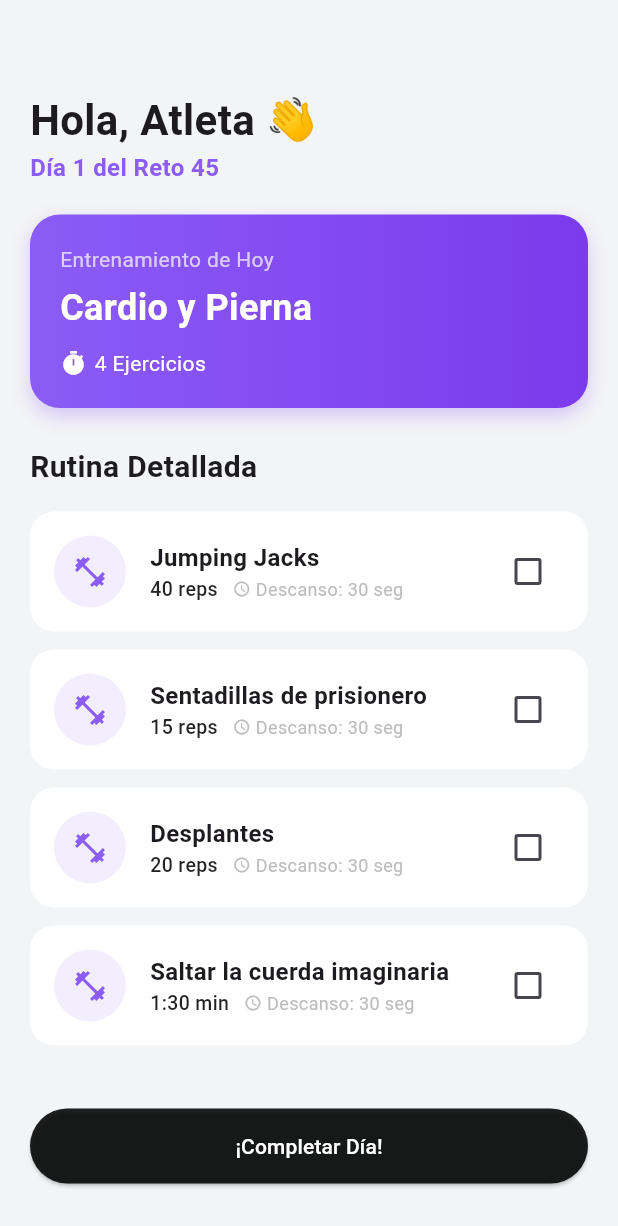
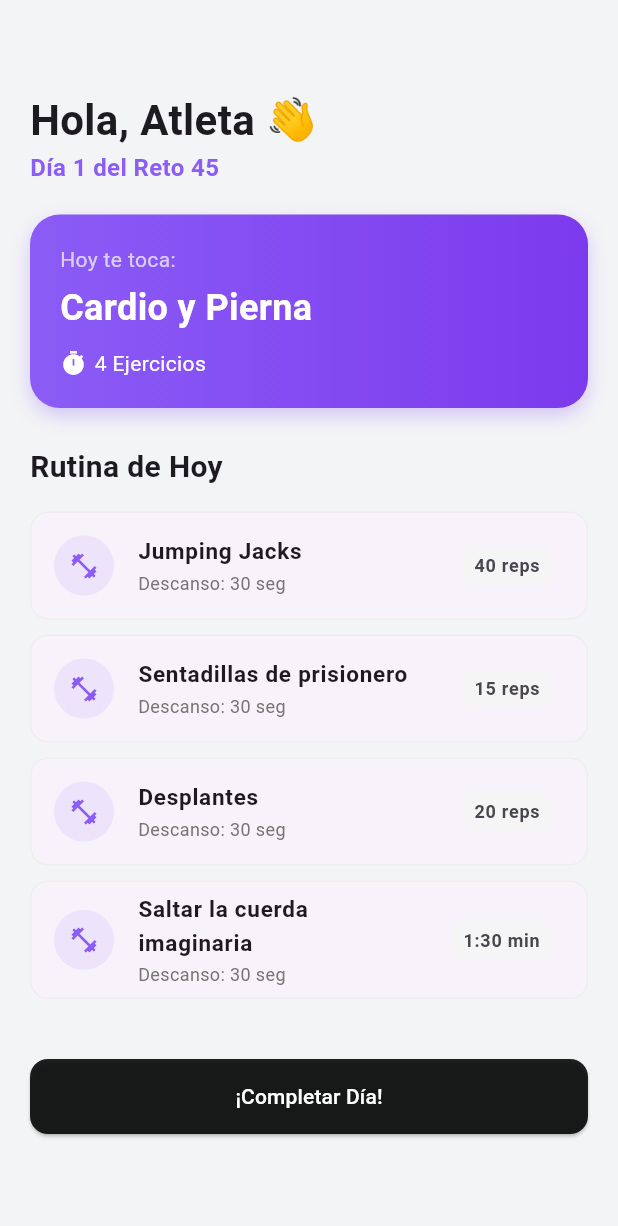
Before and after one commit to PABM25/bio_sync, a Flutter app: the DashboardScreen screen opened directly, on a phone screen of 412 x 824 dp. Shown: the top 1226 px of the screen. Run offline on Flutter 3.47's test engine with Material 3 defaults, Android fonts, the phone set to English and light mode, and no system bars; our stand-ins replace cloud_firestore, firebase_auth, firebase_core, fl_chart, flutter_dotenv, google_generative_ai; accounts and stored records are empty.

Commit message:
feat: Add Firebase authentication, user profile management, login/registration screen, and dashboard UI.

```diff
--- a/lib/presentation/screens/dashboard_screen.dart
+++ b/lib/presentation/screens/dashboard_screen.dart
@@ -1,27 +1,31 @@
+import 'package:fl_chart/fl_chart.dart';
 import 'package:flutter/material.dart';
 import 'package:provider/provider.dart';
-import '../providers/data_provider.dart';
+import '../providers/data_provider.dart'; // Importamos el cerebro de datos
 
 class DashboardScreen extends StatelessWidget {
   const DashboardScreen({super.key});
 
   @override
   Widget build(BuildContext context) {
-    // Consumimos los datos reales
+    // 1. Obtenemos los datos del Provider
     final data = Provider.of<DataProvider>(context);
-    final rutina = data.rutinaHoy;
+    final rutina = data.rutinaHoy; // La rutina específica del día actual
 
     return Scaffold(
       backgroundColor: const Color(0xFFF3F4F6),
       body: data.isLoading
-          ? const Center(child: CircularProgressIndicator())
+          ? const Center(
+              child: CircularProgressIndicator(),
+            ) // Si está cargando, muestra círculo
           : SingleChildScrollView(
               padding: const EdgeInsets.all(20),
               child: Column(
                 crossAxisAlignment: CrossAxisAlignment.start,
                 children: [
                   const SizedBox(height: 40),
-                  // Saludo Personalizado
+
+                  // 2. Saludo Personalizado con el nombre real
                   Text(
                     "Hola, ${data.userName} 👋",
                     style: const TextStyle(
@@ -40,7 +44,7 @@ class DashboardScreen extends StatelessWidget {
 
                   const SizedBox(height: 20),
 
-                  // Tarjeta Principal de Hoy
+                  // 3. Tarjeta Principal: Muestra el enfoque de hoy (ej: "Cardio y Pierna")
                   Container(
                     width: double.infinity,
                     padding: const EdgeInsets.all(20),
@@ -61,12 +65,13 @@ class DashboardScreen extends StatelessWidget {
                       crossAxisAlignment: CrossAxisAlignment.start,
                       children: [
                         const Text(
-                          "Entrenamiento de Hoy",
+                          "Hoy te toca:",
                           style: TextStyle(color: Colors.white70, fontSize: 14),
                         ),
                         const SizedBox(height: 5),
+                        // Aquí mostramos el "enfoque" del JSON
                         Text(
-                          rutina?.enfoque ?? "Descanso",
+                          rutina?.enfoque ?? "Descanso / Fin del Reto",
                           style: const TextStyle(
                             color: Colors.white,
                             fontSize: 24,
@@ -94,104 +99,97 @@ class DashboardScreen extends StatelessWidget {
 
                   const SizedBox(height: 25),
                   const Text(
-                    "Rutina Detallada",
+                    "Rutina de Hoy",
                     style: TextStyle(fontSize: 20, fontWeight: FontWeight.bold),
                   ),
                   const SizedBox(height: 15),
 
-                  // LISTA DINÁMICA DE EJERCICIOS (Desde JSON)
+                  // 4. Lista Dinámica: Genera una tarjeta por cada ejercicio en el JSON
                   if (rutina != null)
                     ...rutina.ejercicios.map(
                       (ejercicio) => _buildExerciseItem(
                         ejercicio.nombre,
                         ejercicio.descanso,
-                        ejercicio.detalle,
-                        false, // Aquí podrías conectar un estado de completado
+                        ejercicio.detalle, // "20 reps" o "1 min"
                       ),
+                    )
+                  else
+                    const Center(
+                      child: Text("¡Felicidades! Has completado el reto."),
                     ),
 
                   const SizedBox(height: 30),
-                  // Botón para completar día
+
+                  // 5. Botón para avanzar al siguiente día
                   SizedBox(
                     width: double.infinity,
                     child: ElevatedButton(
-                      onPressed: () => data.completeDay(),
+                      onPressed: () {
+                        // Llama a la lógica para sumar un día
+                        data.completeDay();
+                        ScaffoldMessenger.of(context).showSnackBar(
+                          const SnackBar(
+                            content: Text(
+                              "¡Día completado! Mañana más fuerte 💪",
+                            ),
+                          ),
+                        );
+                      },
                       style: ElevatedButton.styleFrom(
                         backgroundColor: Colors.black87,
                         foregroundColor: Colors.white,
                         padding: const EdgeInsets.symmetric(vertical: 15),
+                        shape: RoundedRectangleBorder(
+                          borderRadius: BorderRadius.circular(12),
+                        ),
                       ),
                       child: const Text("¡Completar Día!"),
                     ),
                   ),
+                  const SizedBox(height: 20),
                 ],
               ),
             ),
     );
   }
 
-  Widget _buildExerciseItem(
-    String name,
-    String descanso,
-    String detalle,
-    bool completed,
-  ) {
-    return Container(
-      margin: const EdgeInsets.only(bottom: 12),
-      padding: const EdgeInsets.all(16),
-      decoration: BoxDecoration(
-        color: Colors.white,
-        borderRadius: BorderRadius.circular(16),
+  // Widget auxiliar para dibujar cada fila de ejercicio
+  Widget _buildExerciseItem(String name, String descanso, String detalle) {
+    return Card(
+      elevation: 0,
+      margin: const EdgeInsets.only(bottom: 10),
+      shape: RoundedRectangleBorder(
+        borderRadius: BorderRadius.circular(12),
+        side: BorderSide(color: Colors.grey.shade200),
       ),
-      child: Row(
-        children: [
-          Container(
-            padding: const EdgeInsets.all(12),
-            decoration: BoxDecoration(
-              color: const Color(0xFF8B5CF6).withOpacity(0.1),
-              shape: BoxShape.circle,
-            ),
-            child: const Icon(Icons.fitness_center, color: Color(0xFF8B5CF6)),
+      child: ListTile(
+        leading: CircleAvatar(
+          backgroundColor: const Color(0xFF8B5CF6).withOpacity(0.1),
+          child: const Icon(
+            Icons.fitness_center,
+            color: Color(0xFF8B5CF6),
+            size: 20,
           ),
-          const SizedBox(width: 16),
-          Expanded(
-            child: Column(
-              crossAxisAlignment: CrossAxisAlignment.start,
-              children: [
-                Text(
-                  name,
-                  style: const TextStyle(
-                    fontWeight: FontWeight.bold,
-                    fontSize: 16,
-                  ),
-                ),
-                Row(
-                  children: [
-                    Text(
-                      detalle,
-                      style: const TextStyle(
-                        color: Colors.black87,
-                        fontWeight: FontWeight.w500,
-                        fontSize: 13,
-                      ),
-                    ),
-                    const SizedBox(width: 10),
-                    Icon(Icons.access_time, size: 12, color: Colors.grey[400]),
-                    Text(
-                      " Descanso: $descanso",
-                      style: TextStyle(color: Colors.grey[400], fontSize: 12),
-                    ),
-                  ],
-                ),
-              ],
-            ),
+        ),
+        title: Text(
+          name,
+          style: const TextStyle(fontWeight: FontWeight.bold, fontSize: 15),
+        ),
+        subtitle: Text(
+          "Descanso: $descanso",
+          style: TextStyle(color: Colors.grey[600], fontSize: 12),
+        ),
+        trailing: Container(
+          padding: const EdgeInsets.symmetric(horizontal: 8, vertical: 4),
+          decoration: BoxDecoration(
+            color: Colors.grey[100],
+            borderRadius: BorderRadius.circular(8),
           ),
-          Checkbox(
-            value: completed,
-            onChanged: (v) {},
-            activeColor: const Color(0xFF8B5CF6),
+          child: Text(
+            detalle,
+            style: const TextStyle(fontWeight: FontWeight.bold, fontSize: 12),
           ),
-        ],
+        ),
       ),
     );
   }
```
Also changed, not shown: lib/data/models/user.model.dart (added, +53 -0 lines), lib/presentation/providers/auth_provider.dart (added, +95 -0 lines), lib/presentation/screens/auth/login_screen.dart (added, +156 -0 lines).
